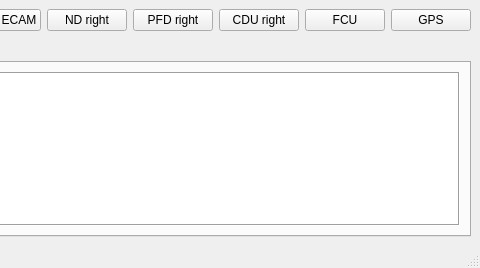
tonloavi/univasfmc, file vasfmc/src/ui/fmc_console.ui: the form before one commit; both pictures show x 306 to 786 and y 0 to 268 of the 786 by 268 pixel window.
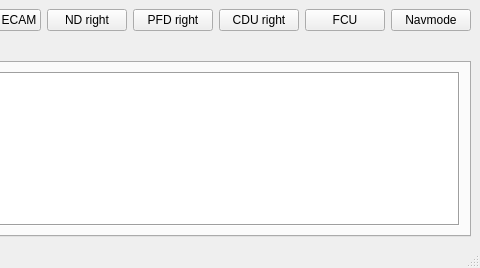
The form after the commit. Icons and pictures are not drawn.

What changed in the file:
```diff
--- a/vasfmc/src/ui/fmc_console.ui
+++ b/vasfmc/src/ui/fmc_console.ui
@@ -80,9 +80,9 @@
        </widget>
       </item>
       <item>
-       <widget class="QPushButton" name="gps_btn" >
-        <property name="text" >
-         <string>GPS</string>
+       <widget class="QPushButton" name="gps_btn">
+        <property name="text">
+         <string>Navmode</string>
         </property>
        </widget>
       </item>
```
Left out of the diff: 101 changed lines with no effect on the pictures.
